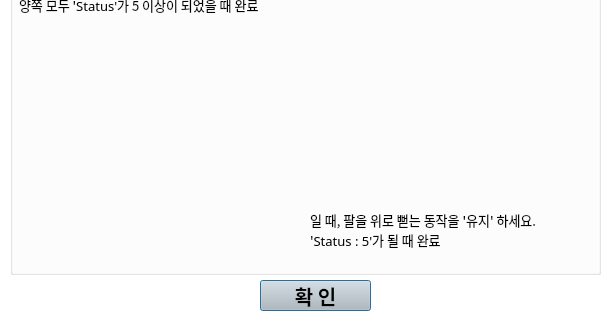
JangEunhee0317/Contest_jeh, file Contest_jeh_Dialog.ui: the form before one commit; both pictures show x 0 to 613 and y 206 to 526 of the 613 by 526 pixel window.
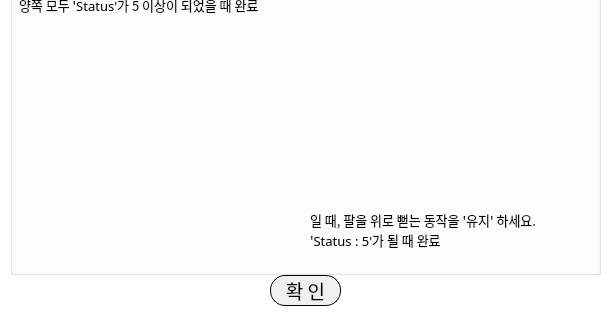
The form after the commit. Icons and pictures are not drawn.

```diff
--- a/Contest_jeh_Dialog.ui
+++ b/Contest_jeh_Dialog.ui
@@ -19,25 +19,30 @@
   <widget class="QPushButton" name="btn_ok">
    <property name="geometry">
     <rect>
-     <x>260</x>
-     <y>486</y>
-     <width>111</width>
+     <x>270</x>
+     <y>481</y>
+     <width>71</width>
      <height>31</height>
     </rect>
    </property>
    <property name="font">
     <font>
      <family>한국기계연구원_Light</family>
-     <pointsize>15</pointsize>
-     <weight>75</weight>
-     <bold>true</bold>
+     <pointsize>14</pointsize>
+     <weight>50</weight>
+     <bold>false</bold>
     </font>
    </property>
    <property name="cursor">
     <cursorShape>PointingHandCursor</cursorShape>
    </property>
    <property name="styleSheet">
-    <string notr="true">background-color: rgb(191, 191, 191);</string>
+    <string notr="true">QPushButton
+{
+border: 1px solid black;
+border-radius: 15px;
+background-color: rgb(240, 240, 240);
+}</string>
    </property>
    <property name="text">
     <string>확 인</string>
```
